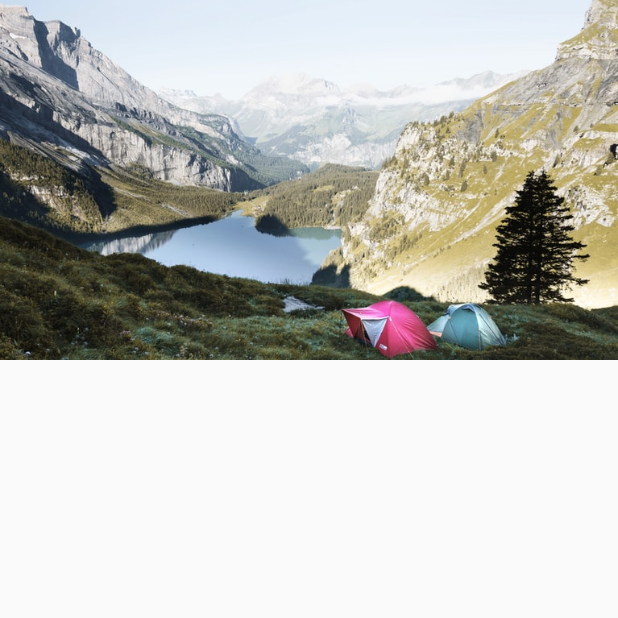
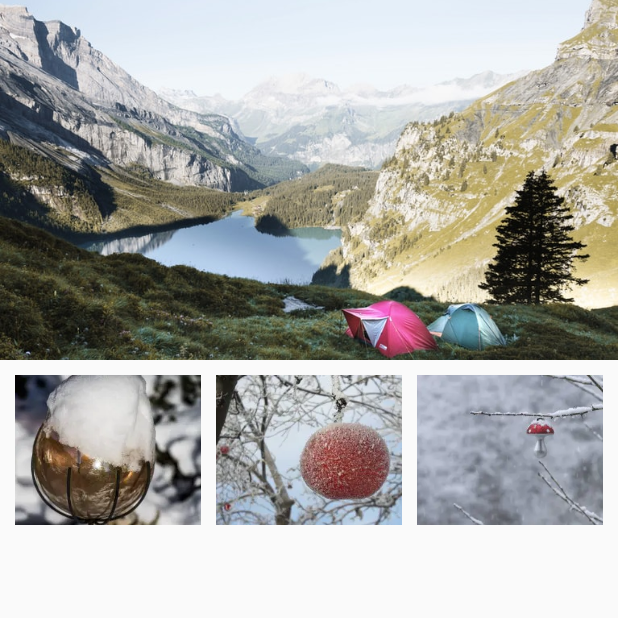
Before and after one commit to GzxdH/zFlutter_demo, a Flutter app: the screen it shows after launch, after a tap on "MAP", on a phone screen of 412 x 824 dp, the top half of it. Run offline on Flutter 3.47's test engine with Material 2 defaults, Android fonts, the phone set to English and light mode, and no system bars; our stand-ins replace dio, fluttertoast.

Commit message:
该咋说呢

```diff
--- a/lib/where.dart
+++ b/lib/where.dart
@@ -13,7 +13,67 @@ class WhereApp extends StatelessWidget {
       theme: new ThemeData(
         primarySwatch: Colors.blue,
       ),
-      home: new Scaffold(
+      home: WherePage(),
+    );
+  }
+}
+
+class WherePage extends StatefulWidget {
+  WherePage_ createState() => WherePage_();
+}
+
+// ignore: camel_case_types
+class WherePage_ extends State<WherePage> {
+  Widget horizontalSection = new Center(
+    child: new Row(
+      mainAxisAlignment: MainAxisAlignment.spaceEvenly,
+      children: <Widget>[
+        SizedBox(
+          width: 10.0,
+        ),
+        Expanded(
+          flex: 1,
+          child: new Image.asset(
+            'images/depositphot1.jpg',
+            width: 100.0,
+            height: 100.0,
+            fit: BoxFit.cover,
+          ),
+        ),
+        SizedBox(
+          width: 10.0,
+        ),
+        Expanded(
+          flex: 1,
+          child: new Image.asset(
+            'images/depositphot2.jpg',
+            width: 100.0,
+            height: 100.0,
+            fit: BoxFit.cover,
+          ),
+        ),
+        SizedBox(
+          width: 10.0,
+        ),
+        Expanded(
+          flex: 1,
+          child: new Image.asset(
+            'images/depositphot3.jpg',
+            width: 100.0,
+            height: 100.0,
+            fit: BoxFit.cover,
+          ),
+        ),
+        SizedBox(
+          width: 10.0,
+        ),
+      ],
+    ),
+  );
+
+  @override
+  Widget build(BuildContext context) {
+    return new Scaffold(
       body: new ListView(
         children: <Widget>[
           new Image.asset(
@@ -22,8 +82,11 @@ class WhereApp extends StatelessWidget {
             height: 240.0,
             fit: BoxFit.cover,
           ),
+          SizedBox(
+            height: 10.0,
+          ),
+          horizontalSection,
         ],
-        ),
       ),
     );
   }
--- a/pubspec.yaml
+++ b/pubspec.yaml
@@ -51,6 +51,9 @@ flutter:
   #  - images/a_dot_ham.jpeg
   assets:
     - images/lake.jpg
+    - images/depositphot1.jpg
+    - images/depositphot2.jpg
+    - images/depositphot3.jpg
 
   # An image asset can refer to one or more resolution-specific "variants", see
   # https://flutter.dev/assets-and-images/#resolution-aware.
```
Also changed, not shown: images/depositphot1.jpg (added), images/depositphot2.jpg (added), images/depositphot3.jpg (added). Lines whose indentation alone changed are shown as unchanged.
